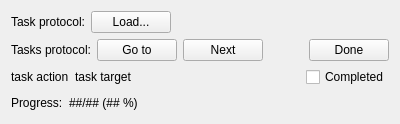
The window that neurolabi/gui/widgets/taskprotocolwindow.ui (janelia-flyem/NeuTu) describes before a commit, drawn with Qt 5.
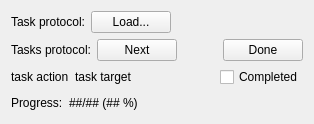
The same window after the commit.

What changed in the file:
```diff
--- a/neurolabi/gui/widgets/taskprotocolwindow.ui
+++ b/neurolabi/gui/widgets/taskprotocolwindow.ui
@@ -87,13 +87,6 @@
         </property>
        </widget>
       </item>
-      <item>
-       <widget class="QPushButton" name="gotoButton">
-        <property name="text">
-         <string>Go to</string>
-        </property>
-       </widget>
-      </item>
       <item>
        <widget class="QPushButton" name="pushButton">
         <property name="text">
```
